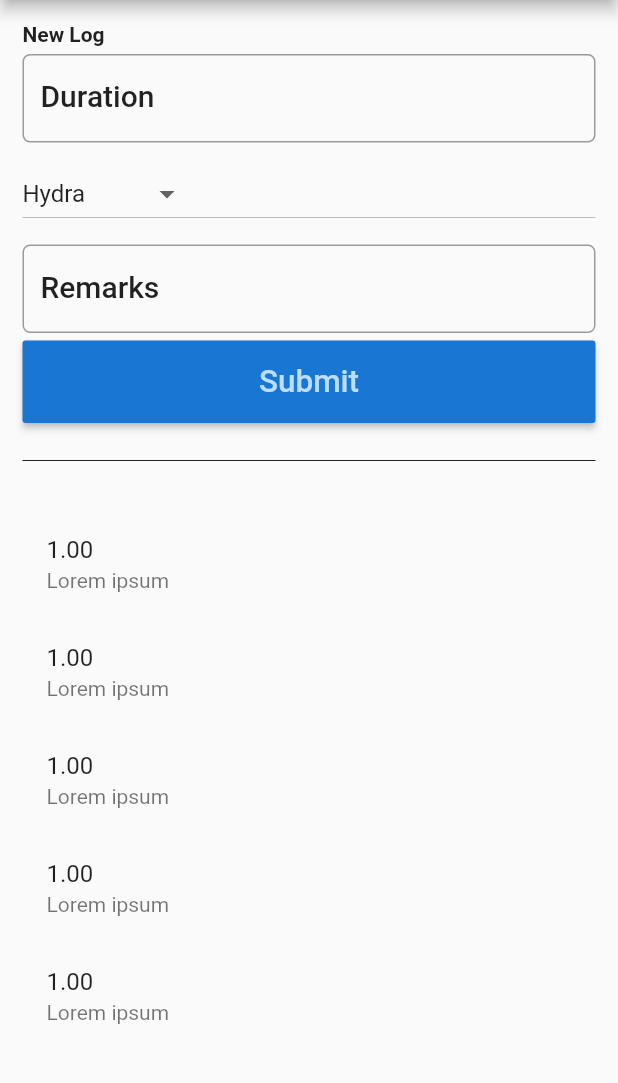
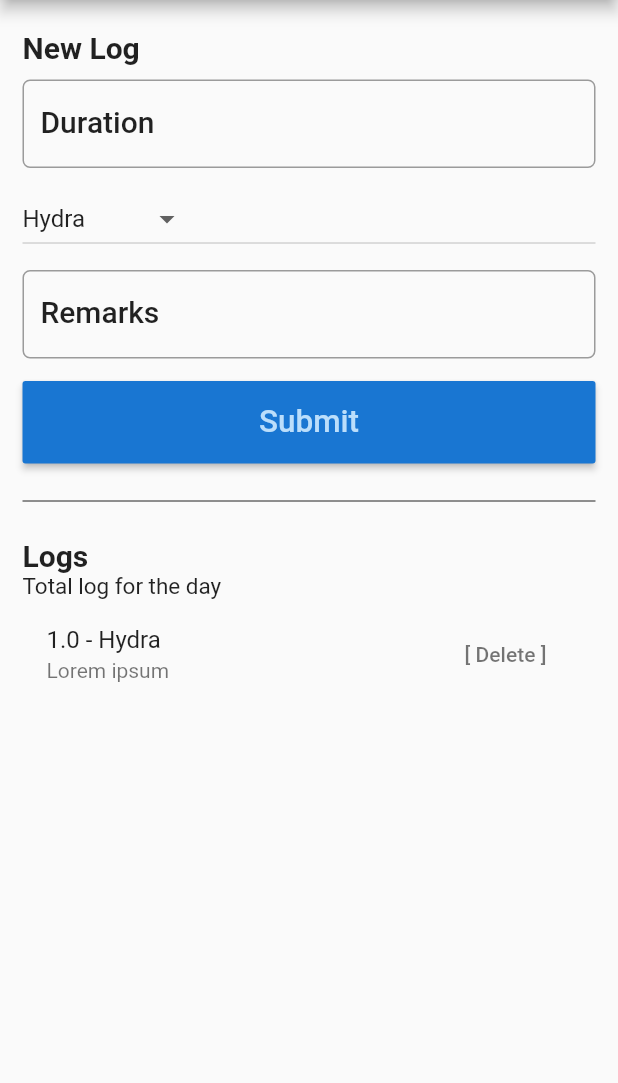
Before and after one commit to patriciaramos13/flutter_log_exercise, a Flutter app: the screen it shows after launch, after a tap on "Submit", on a phone screen of 412 x 824 dp, the part 84-1167 px from its top. Run offline on Flutter 3.47's test engine with Material 2 defaults, Android fonts, the phone set to English and light mode, and no system bars.

Commit message:
adding data

```diff
--- a/lib/main.dart
+++ b/lib/main.dart
@@ -1,6 +1,5 @@
 import 'package:flutter/material.dart';
 import 'package:flutter_exercise/ui/logForm.dart';
-import 'package:flutter_exercise/ui/logList.dart';
 
 void main() => runApp(MyApp());
 
--- a/lib/ui/logData.dart
+++ b/lib/ui/logData.dart
@@ -7,30 +7,30 @@ class Log {
   const Log({ this.duration, this.project, this.remarks });
 }
 
-const sampleLogs = <Log> [
+var sampleLogs = <Log> [
   Log(
     duration: 1.0,
     project:'Hydra',
     remarks: 'Lorem ipsum'
   ),
-  Log(
-    duration: 1.0,
-    project:'Hydra',
-    remarks: 'Lorem ipsum'
-  ),
-  Log(
-    duration: 1.0,
-    project:'Hydra',
-    remarks: 'Lorem ipsum'
-  ),
-  Log(
-    duration: 1.0,
-    project:'Hydra',
-    remarks: 'Lorem ipsum'
-  ),
-  Log(
-    duration: 1.0,
-    project:'Hydra',
-    remarks: 'Lorem ipsum'
-  ),
+  // Log(
+  //   duration: 1.0,
+  //   project:'Hydra',
+  //   remarks: 'Lorem ipsum'
+  // ),
+  // Log(
+  //   duration: 1.0,
+  //   project:'Hydra',
+  //   remarks: 'Lorem ipsum'
+  // ),
+  // Log(
+  //   duration: 1.0,
+  //   project:'Hydra',
+  //   remarks: 'Lorem ipsum'
+  // ),
+  // Log(
+  //   duration: 1.0,
+  //   project:'Hydra',
+  //   remarks: 'Lorem ipsum'
+  // ),
 ];
--- a/lib/ui/logForm.dart
+++ b/lib/ui/logForm.dart
@@ -1,4 +1,5 @@
 import 'package:flutter/material.dart';
+import 'package:flutter_exercise/ui/logData.dart';
 import 'package:flutter_exercise/ui/logList.dart';
 
 class LogForm extends StatefulWidget {
@@ -9,7 +10,9 @@ class LogForm extends StatefulWidget {
 class _LogFormState extends State<LogForm> {
 	final _projects = ['Hydra','Dragon P2P', 'Dragon'];
 	final double _formDistance = 5.0;
-	// List<Log> workLogs;
+	List<Log> workLogs;
+  double totalHours = 0.00;
+
 	String _project = 'Hydra';
 
 	TextEditingController durationController = TextEditingController();
@@ -30,10 +33,16 @@ class _LogFormState extends State<LogForm> {
 					crossAxisAlignment: CrossAxisAlignment.stretch,
 					children: <Widget>[
 						// New Log Title
-						Text(
+						Padding(
+              padding: EdgeInsets.only(
+								top: _formDistance,
+								bottom: _formDistance
+							),
+              child: Text(
 						  	'New Log',
 							  textAlign: TextAlign.left,
-							style: TextStyle(fontWeight: FontWeight.bold),
+							  style: TextStyle(fontWeight: FontWeight.bold, fontSize: 20.0),
+						  ),
             ),
 						// Duration TextInput
 						Padding(
@@ -91,7 +100,9 @@ class _LogFormState extends State<LogForm> {
 							)
 						),
 						// Submit Button
-						RaisedButton(
+						Container(
+              margin: const EdgeInsets.only(top: 10.0),
+              child: RaisedButton(
                 color: Theme.of(context).primaryColorDark,
                 textColor: Theme.of(context).primaryColorLight,
                 onPressed: () {
@@ -103,12 +114,23 @@ class _LogFormState extends State<LogForm> {
                   textScaleFactor: 1.5,
                 ),
               ),
+            ),
 						// Divider
 						Divider(
 							height: 50.0,
 							color: Colors.black87,
 						),
-						LogsPage(),
+            Text(
+							'Logs',
+							textAlign: TextAlign.left,
+							style: TextStyle(fontWeight: FontWeight.bold, fontSize: 20.0),
+						),
+            Text(
+							'Total log for the day',
+							textAlign: TextAlign.left,
+							style: TextStyle(fontSize: 15.0),
+						),
+						LogsPage(workLogs),
 					],
 				),
 			)
@@ -125,10 +147,16 @@ class _LogFormState extends State<LogForm> {
     double _duration = double.parse(durationController.text);
     String _remarks = remarksController.text;
 
-		// Log(
-		// 	duration: _duration,
-		// 	project: _project,
-		// 	remarks: _remarks
-		// );
+    Log log = Log(
+      duration: _duration,
+      project: _project,
+      remarks: _remarks
+    );
+
+    workLogs.add(log);
+
+    setState(() {
+      workLogs = workLogs;
+    });
   }
 }
--- a/lib/ui/logList.dart
+++ b/lib/ui/logList.dart
@@ -2,6 +2,9 @@ import 'package:flutter/material.dart';
 import 'package:flutter_exercise/ui/logData.dart';
 
 class LogsPage extends StatelessWidget {
+  final List<Log> _logs;
+
+  LogsPage(this._logs);
 
   @override
   Widget build(BuildContext context) {
@@ -23,7 +26,6 @@ class LogList extends StatelessWidget {
   @override
   Widget build(BuildContext context) {
     return ListView(
-          padding: EdgeInsets.symmetric(vertical: 8.0),
           children: _buildLogList()
         );
   }
@@ -39,8 +41,17 @@ class _LogListItem extends ListTile {
 
   _LogListItem(Log log) :
     super(
-      title : Text(log.duration.toStringAsFixed(2)),
+      title : Text(log.duration.toStringAsFixed(1) + ' - ' + log.project),
       subtitle: Text(log.remarks),
+      trailing: FlatButton(
+        // color: Colors.white,
+        textColor: Colors.black54,
+        onPressed: () {
+          print('hi');
+        },
+        child: Text(
+          '[ Delete ]',
+        ),
+      ),
     );
-
 }
```
Lines whose indentation alone changed are shown as unchanged.
